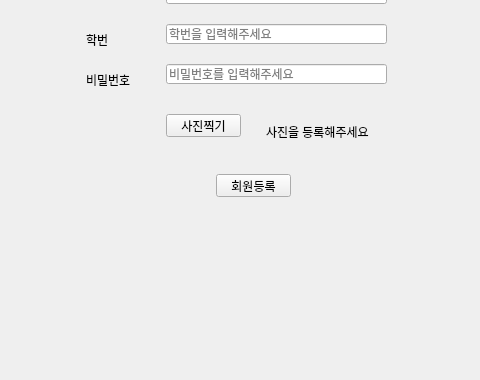
xlbatross/cppqttcpclient, file mainwidget.ui: the form before one commit; both pictures show x 174 to 654 and y 196 to 576 of the 900 by 576 pixel window.
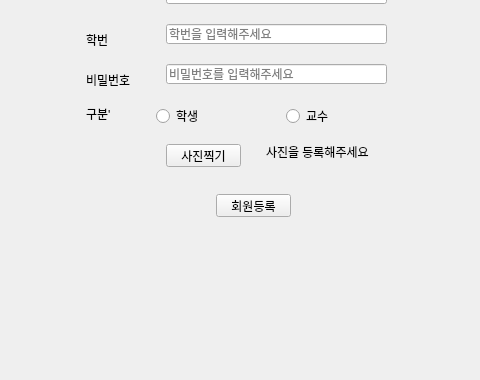
The form after the commit. The open tabs and pages were chosen to show the change.

What changed in the file:
```diff
--- a/mainwidget.ui
+++ b/mainwidget.ui
@@ -162,7 +162,7 @@
      <property name="geometry">
       <rect>
        <x>340</x>
-       <y>310</y>
+       <y>340</y>
        <width>75</width>
        <height>23</height>
       </rect>
@@ -227,7 +227,7 @@
      <property name="geometry">
       <rect>
        <x>440</x>
-       <y>320</y>
+       <y>340</y>
        <width>121</width>
        <height>16</height>
       </rect>
@@ -240,7 +240,7 @@
      <property name="geometry">
       <rect>
        <x>390</x>
-       <y>370</y>
+       <y>390</y>
        <width>75</width>
        <height>23</height>
       </rect>
@@ -262,6 +262,45 @@
       <string>이름을 입력해주세요</string>
      </property>
     </widget>
+    <widget class="QLabel" name="label_6">
+     <property name="geometry">
+      <rect>
+       <x>260</x>
+       <y>300</y>
+       <width>62</width>
+       <height>20</height>
+      </rect>
+     </property>
+     <property name="text">
+      <string>구분'</string>
+     </property>
+    </widget>
+    <widget class="QRadioButton" name="radio_stuType">
+     <property name="geometry">
+      <rect>
+       <x>330</x>
+       <y>300</y>
+       <width>109</width>
+       <height>24</height>
+      </rect>
+     </property>
+     <property name="text">
+      <string>학생</string>
+     </property>
+    </widget>
+    <widget class="QRadioButton" name="radio_proType">
+     <property name="geometry">
+      <rect>
+       <x>460</x>
+       <y>300</y>
+       <width>109</width>
+       <height>24</height>
+      </rect>
+     </property>
+     <property name="text">
+      <string>교수</string>
+     </property>
+    </widget>
    </widget>
    <widget class="QWidget" name="page">
     <widget class="QPushButton" name="btn_exitFromRoom">
```
